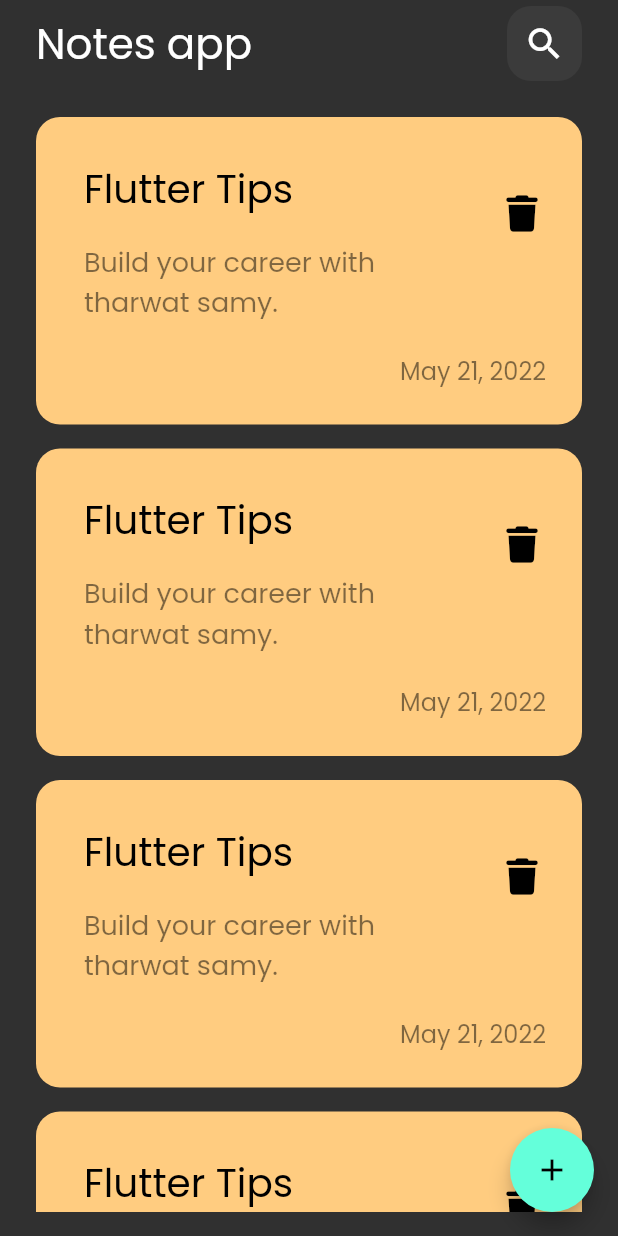
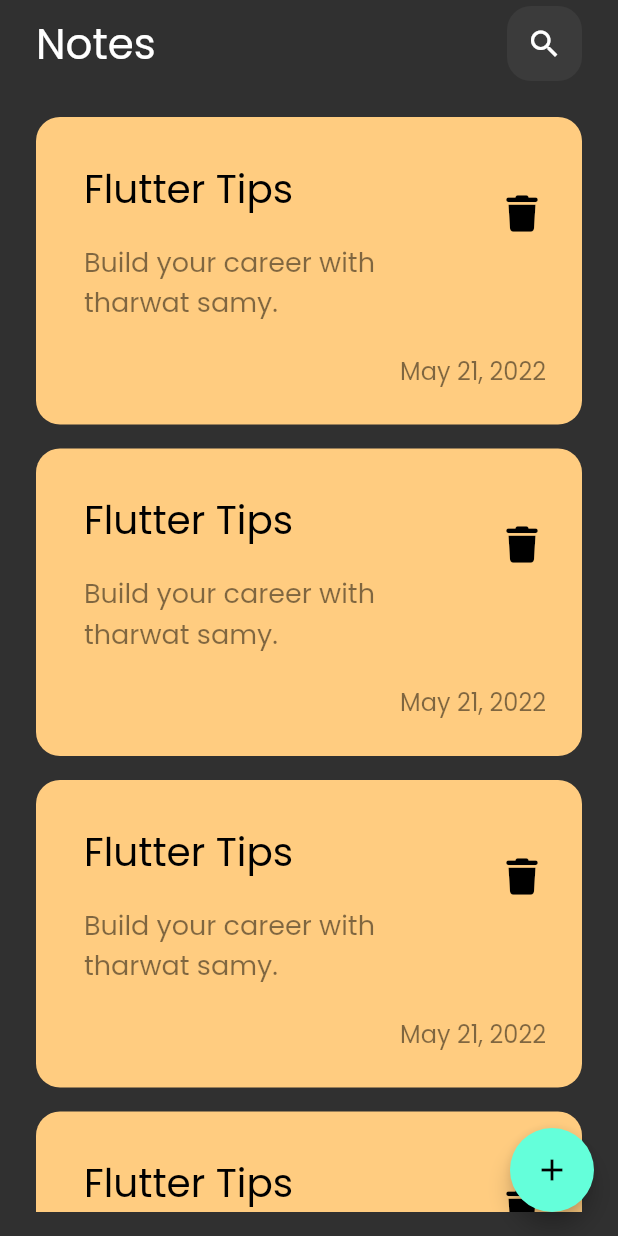
Before and after one commit to MohammedGhazaly/notes_app, a Flutter app: the screen it shows after launch, on a phone screen of 412 x 824 dp. Run offline on Flutter 3.47's test engine with Material 2 defaults, Android fonts, the phone set to English and light mode, and no system bars; our stand-ins replace font_awesome_flutter.

Commit message:
add custom app bar to edit notes view widget

```diff
--- a/lib/main.dart
+++ b/lib/main.dart
@@ -11,6 +11,7 @@ class NotesApp extends StatelessWidget {
   @override
   Widget build(BuildContext context) {
     return MaterialApp(
+      debugShowCheckedModeBanner: false,
       theme: ThemeData(brightness: Brightness.dark, fontFamily: "Poppins"),
       // theme: ThemeData.dark(),
       home: const NotesView(),
--- a/lib/views/widgets/custom_app_bar_widget.dart
+++ b/lib/views/widgets/custom_app_bar_widget.dart
@@ -2,18 +2,21 @@ import 'package:flutter/material.dart';
 import 'package:notes_app/views/widgets/custom_search_icon_widget.dart';
 
 class CustomAppBar extends StatelessWidget {
-  const CustomAppBar({super.key});
-
+  const CustomAppBar({super.key, required this.title, required this.icon});
+  final String title;
+  final IconData icon;
   @override
   Widget build(BuildContext context) {
     return Row(
       mainAxisAlignment: MainAxisAlignment.spaceBetween,
-      children: const [
+      children: [
         Text(
-          "Notes app",
+          title,
           style: TextStyle(fontSize: 28),
         ),
-        CustomSearchIcon()
+        CustomSearchIcon(
+          icon: icon,
+        )
       ],
     );
   }
--- a/lib/views/widgets/custom_search_icon_widget.dart
+++ b/lib/views/widgets/custom_search_icon_widget.dart
@@ -1,8 +1,8 @@
 import 'package:flutter/material.dart';
 
 class CustomSearchIcon extends StatelessWidget {
-  const CustomSearchIcon({super.key});
-
+  const CustomSearchIcon({super.key, required this.icon});
+  final IconData icon;
   @override
   Widget build(BuildContext context) {
     return Container(
@@ -11,10 +11,10 @@ class CustomSearchIcon extends StatelessWidget {
       decoration: BoxDecoration(
           color: Colors.white.withOpacity(0.05),
           borderRadius: BorderRadius.circular(16)),
-      child: const Center(
+      child: Center(
         child: Icon(
-          Icons.search,
-          size: 28,
+          icon,
+          size: 24,
         ),
       ),
     );
--- a/lib/views/widgets/notes_view_body.dart
+++ b/lib/views/widgets/notes_view_body.dart
@@ -17,7 +17,7 @@ class NotesViewBody extends StatelessWidget {
             SizedBox(
               height: 4,
             ),
-            CustomAppBar(),
+            CustomAppBar(title: "Notes", icon: Icons.search),
             Expanded(child: NotesListView())
           ],
         ),
```
Also changed, not shown: lib/views/widgets/edit_note_view_body_widget.dart (+21 -1 lines).
